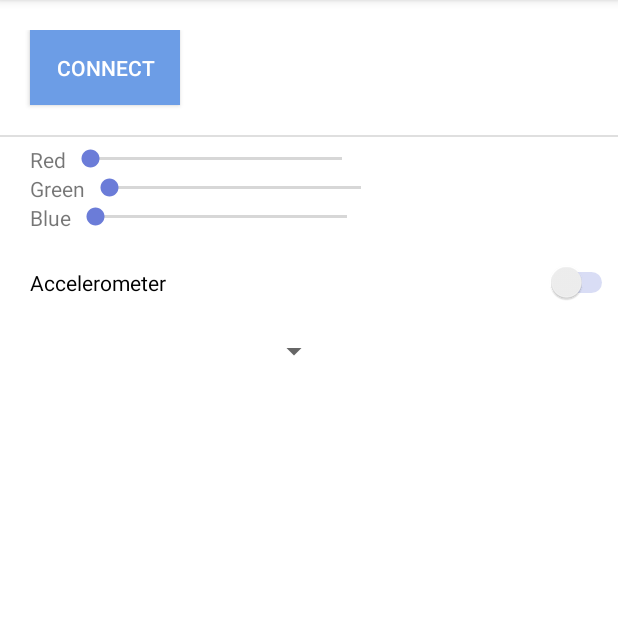
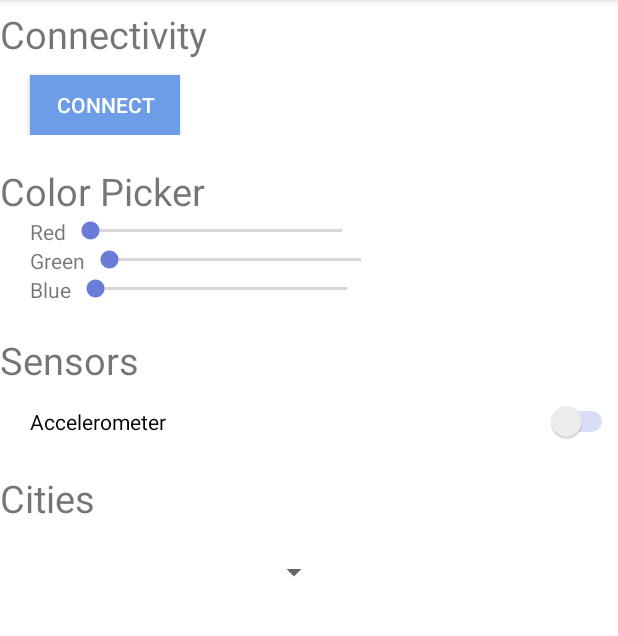
Before and after one commit to christiango/CSE590-Ubiquitous-Computing, an Android app: the MainActivity screen opened directly, with no data from a screen before it, on a phone screen of 412 x 824 dp, the part 84-720 px from its top. Run offline under Robolectric (Android 15) with nearby library versions, the light colour scheme and no system bars; 3 statements that could not run were skipped.

Commit message:
More UX polish

```diff
--- a/SmartNightLight/Android/app/src/main/res/layout/activity_main.xml
+++ b/SmartNightLight/Android/app/src/main/res/layout/activity_main.xml
@@ -10,39 +10,45 @@
 
     <LinearLayout
         android:layout_width="match_parent"
-        android:layout_height="60dp"
-        android:orientation="horizontal"
-        android:layout_marginTop="20dp">
+        android:layout_height="wrap_content"
+        android:layout_marginTop="5dp"
+        android:orientation="vertical">
+
+        <TextView
+            android:layout_width="wrap_content"
+            android:layout_height="wrap_content"
+            android:text="Connectivity"
+            android:textSize="25dp" />
 
         <Button
             android:id="@+id/connectBtn"
             android:layout_width="wrap_content"
-            android:layout_height="50dp"
+            android:layout_height="40dp"
             android:layout_centerHorizontal="true"
             android:layout_marginLeft="20dp"
+            android:layout_marginTop="10dp"
             android:width="100dp"
             android:background="#6c9de6"
             android:text="CONNECT"
             android:textColor="#fff" />
     </LinearLayout>
 
-    <TextView
+    <LinearLayout
         android:layout_width="match_parent"
-        android:layout_height="1dp"
-        android:layout_marginBottom="5dp"
-        android:layout_marginTop="10dp"
-        android:background="#dfdfdf" />
+        android:layout_height="wrap_content"
+        android:layout_marginTop="20dp"
+        android:orientation="vertical">
 
-
-    <LinearLayout
-        android:layout_width="wrap_content"
-        android:layout_height="wrap_content"
-        android:layout_marginLeft="20dp"
-        android:orientation="vertical">
+        <TextView
+            android:layout_width="wrap_content"
+            android:layout_height="wrap_content"
+            android:text="Color Picker"
+            android:textSize="25dp" />
 
         <LinearLayout
             android:layout_width="match_parent"
             android:layout_height="wrap_content"
+            android:layout_marginLeft="20dp"
             android:orientation="horizontal">
 
             <TextView
@@ -62,6 +68,7 @@
         <LinearLayout
             android:layout_width="match_parent"
             android:layout_height="wrap_content"
+            android:layout_marginLeft="20dp"
             android:orientation="horizontal">
 
             <TextView
@@ -81,6 +88,7 @@
         <LinearLayout
             android:layout_width="match_parent"
             android:layout_height="wrap_content"
+            android:layout_marginLeft="20dp"
             android:orientation="horizontal">
 
             <TextView
@@ -98,14 +106,28 @@
         </LinearLayout>
     </LinearLayout>
 
+    <TextView
+        android:layout_width="wrap_content"
+        android:layout_height="wrap_content"
+        android:layout_marginTop="20dp"
+        android:text="Sensors"
+        android:textSize="25dp" />
+
     <Switch
         android:id="@+id/accelorometerToggle"
         android:layout_width="match_parent"
         android:layout_height="wrap_content"
         android:layout_marginLeft="20dp"
-        android:layout_marginTop="20dp"
+        android:layout_marginTop="10dp"
         android:text="Accelerometer"
         android:trackTint="@color/seekbarcolor" />
+
+    <TextView
+        android:layout_width="wrap_content"
+        android:layout_height="wrap_content"
+        android:layout_marginTop="20dp"
+        android:text="Cities"
+        android:textSize="25dp" />
 
     <Spinner
         android:id="@+id/citiesdropdown"
```
